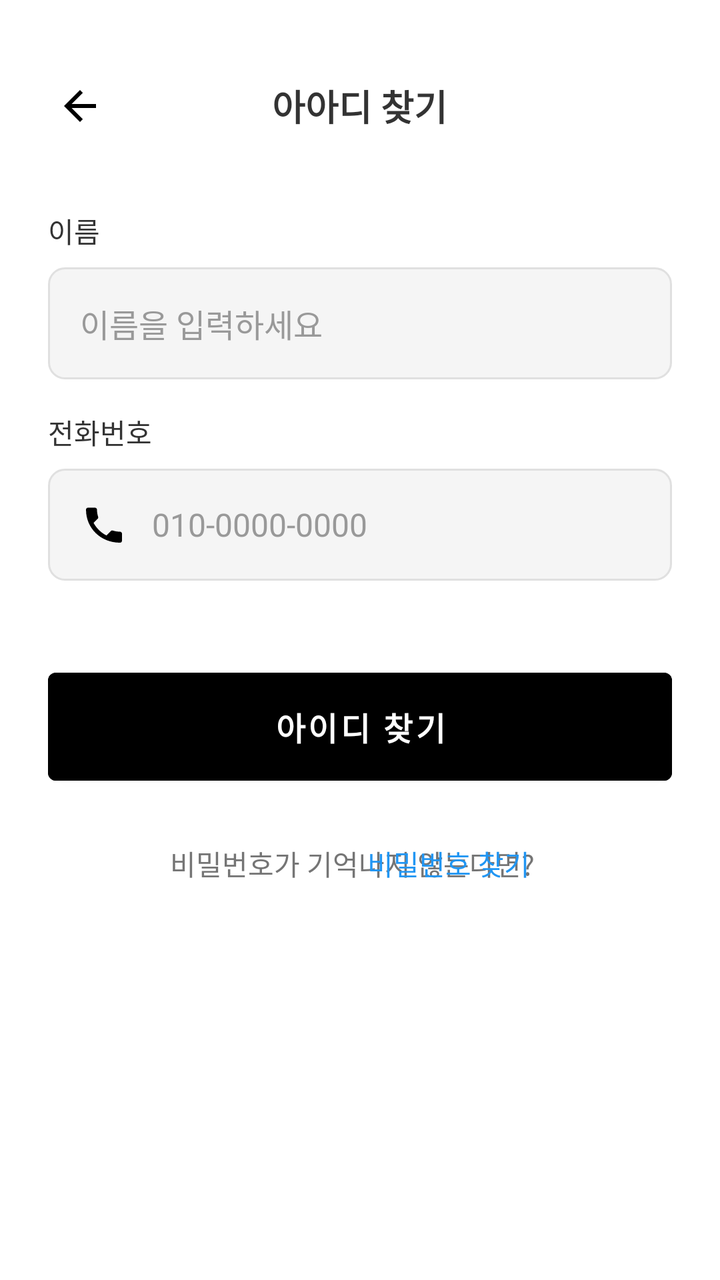
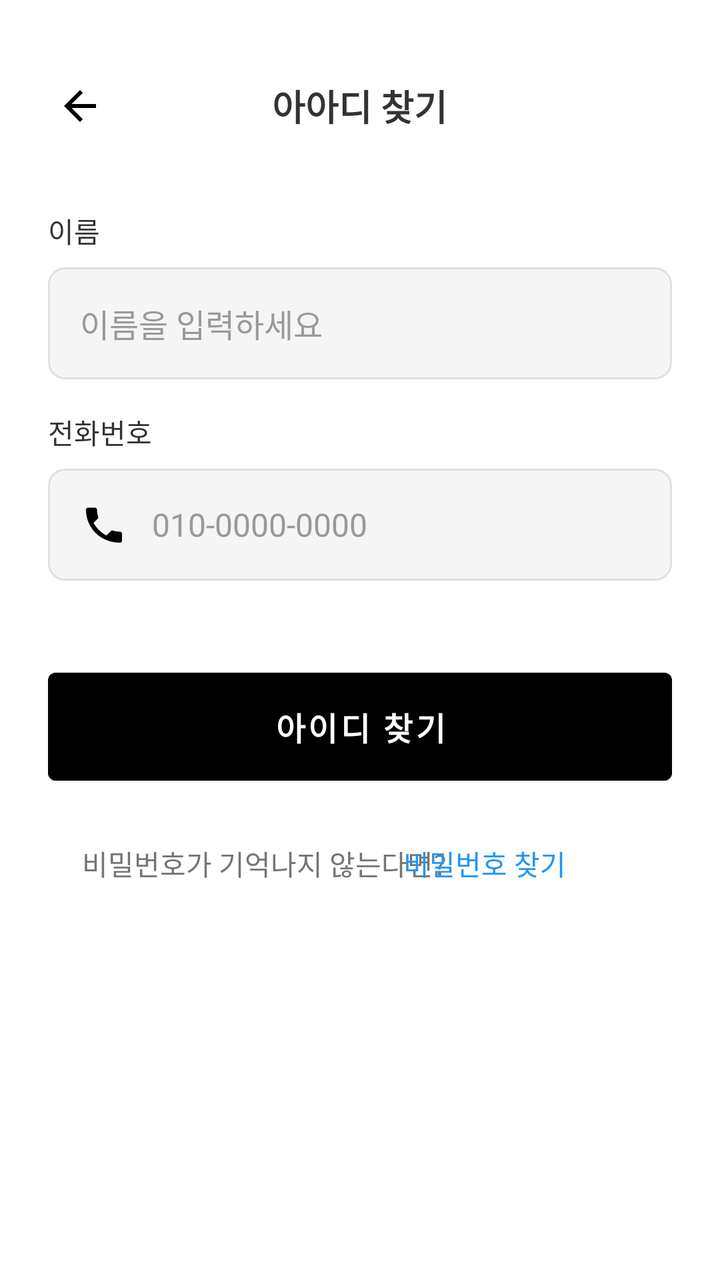

An Android layout rendered at two revisions. The XML below is the earlier revision; the diff shows what the commit changed to produce the second picture.
<!-- AndroidManifest.xml: application theme Theme.Localit -->
<!-- res/layout/activity_find_id.xml -->
<?xml version="1.0" encoding="utf-8"?>
<LinearLayout xmlns:android="http://schemas.android.com/apk/res/android"
    android:layout_width="match_parent"
    android:layout_height="match_parent"
    android:background="@color/white"
    android:orientation="vertical">

    

    <RelativeLayout
        android:layout_width="match_parent"
        android:layout_height="56dp"
        android:layout_marginTop="25dp"
        android:background="@color/white"
        android:paddingHorizontal="16dp">

        <ImageButton
            android:id="@+id/btn_back"
            android:layout_width="48dp"
            android:layout_height="48dp"
            android:layout_centerVertical="true"
            android:background="?android:attr/selectableItemBackgroundBorderless"
            android:src="@drawable/ic_arrow_back" />

        <TextView
            android:layout_width="wrap_content"
            android:layout_height="wrap_content"
            android:layout_centerInParent="true"
            android:text="아아디 찾기"
            android:textColor="@color/text_primary"
            android:textSize="18sp"
            android:textStyle="bold" />
    </RelativeLayout>

    <ScrollView
        android:layout_width="match_parent"
        android:layout_height="0dp"
        android:layout_weight="1">

        <LinearLayout
            android:layout_width="match_parent"
            android:layout_height="match_parent"
            android:orientation="vertical"
            android:padding="24dp">

            
            <TextView
                android:layout_width="wrap_content"
                android:layout_height="wrap_content"
                android:layout_marginBottom="8dp"
                android:text="이름"
                android:textColor="@color/text_primary"
                android:textSize="14sp" />

            <EditText
                android:id="@+id/et_name"
                android:layout_width="match_parent"
                android:layout_height="56dp"
                android:layout_marginBottom="16dp"
                android:background="@drawable/edit_text_background"
                android:hint="이름을 입력하세요"
                android:paddingHorizontal="16dp"
                android:paddingVertical="16dp"
                android:textColor="@color/text_primary"
                android:textColorHint="@color/text_hint"
                android:textSize="16sp" />

            
            <TextView
                android:layout_width="wrap_content"
                android:layout_height="wrap_content"
                android:layout_marginBottom="8dp"
                android:text="전화번호"
                android:textColor="@color/text_primary"
                android:textSize="14sp" />

            <EditText
                android:id="@+id/et_phone"
                android:layout_width="match_parent"
                android:layout_height="56dp"
                android:layout_marginBottom="20dp"
                android:background="@drawable/edit_text_background"
                android:drawableStart="@drawable/ic_phone"
                android:drawablePadding="12dp"
                android:hint="010-0000-0000"
                android:inputType="phone"
                android:paddingHorizontal="16dp"
                android:paddingVertical="16dp"
                android:textColor="@color/text_primary"
                android:textColorHint="@color/text_hint"
                android:textSize="16sp" />

            
            <Button
                android:id="@+id/btn_findId"
                android:layout_width="match_parent"
                android:layout_height="66dp"
                android:layout_marginTop="20dp"
                android:backgroundTint="@color/black"
                android:text="아이디 찾기"
                android:textColor="@color/white"
                android:textSize="16sp"
                android:textStyle="bold" />

            
            <RelativeLayout
                android:layout_width="match_parent"
                android:layout_height="wrap_content"
                android:layout_marginTop="25dp"
                android:background="@color/white"
                android:paddingStart="16dp"
                android:paddingEnd="16dp">

                <TextView
                    android:id="@+id/textView2"
                    android:layout_width="wrap_content"
                    android:layout_height="wrap_content"
                    android:layout_alignParentStart="true"
                    android:layout_marginStart="45dp"
                    android:text="비밀번호가 기억나지 않는다면?"
                    android:textColor="#757575"
                    android:textSize="14sp" />

                <TextView
                    android:id="@+id/btn_newPw"
                    android:layout_width="wrap_content"
                    android:layout_height="wrap_content"
                    android:layout_alignParentEnd="true"
                    android:layout_marginEnd="55dp"
                    android:clickable="true"
                    android:focusable="true"
                    android:text="비밀번호 찾기"
                    android:textColor="#2196F3"
                    android:textSize="14sp"
                    android:textStyle="normal" />
            </RelativeLayout>

        </LinearLayout>
    </ScrollView>
</LinearLayout>
<!-- resources referenced by this layout -->
<resources>
  <color name="black">#000000</color>
  <color name="text_hint">#999999</color>
  <color name="text_primary">#333333</color>
  <color name="white">#FFFFFF</color>
  <!-- drawable edit_text_background (drawable) -->
  <?xml version="1.0" encoding="utf-8"?>
  <shape xmlns:android="http://schemas.android.com/apk/res/android">
      <solid android:color="@color/background_light" />
      <corners android:radius="8dp" />
      <stroke
          android:width="1dp"
          android:color="@color/divider" />
  </shape>
  <!-- drawable ic_arrow_back (drawable) -->
  <vector xmlns:android="http://schemas.android.com/apk/res/android"
      android:width="24dp" android:height="24dp"
      android:viewportWidth="24" android:viewportHeight="24">
      <path
          android:fillColor="#FF000000"
          android:pathData="M20,11H7.83l5.59,-5.59L12,4l-8,8 8,8 1.41,-1.41L7.83,13H20v-2z"/>
  </vector>
  <!-- drawable ic_phone (drawable) -->
  <vector xmlns:android="http://schemas.android.com/apk/res/android"
      android:width="24dp" android:height="24dp"
      android:viewportWidth="24" android:viewportHeight="24">
      <path
          android:fillColor="#FF000000"
          android:pathData="M6.62,10.79c1.44,2.83 3.76,5.15 6.59,6.59l2.2,-2.2c.27,-.27 .67,-.36 1.02,-.24 1.12,.37 2.33,.57 3.57,.57 .55,0 1,.45 1,1v3.5c0,.55 -.45,1 -1,1C10.29,21 3,13.71 3,4.5c0,-.55 .45,-1 1,-1H7.5c.55,0 1,.45 1,1 0,1.24 .2,2.45 .57,3.57 .11,.35 .03,.74 -.25,1.02l-2.2,2.2z"/>
  </vector>
  <style name="Theme.Localit" parent="Theme.MaterialComponents.DayNight.NoActionBar">
          
          <item name="colorPrimary">#000000</item> 
  
          <item name="colorPrimaryVariant">#6B8E6B</item>
          <item name="colorOnPrimary">#333333</item>
      </style>
  <color name="background_light">#F5F5F5</color>
  <color name="divider">#E0E0E0</color>
</resources>

<!-- the commit's change to res/layout/activity_find_id.xml (unified diff, before → after) -->
@@ -20,7 +20,9 @@
             android:layout_height="48dp"
             android:layout_centerVertical="true"
             android:background="?android:attr/selectableItemBackgroundBorderless"
-            android:src="@drawable/ic_arrow_back" />
+            android:src="@drawable/ic_arrow_back"
+            android:contentDescription="뒤로 가기"
+            />
 
         <TextView
             android:layout_width="wrap_content"
@@ -116,7 +118,7 @@
                     android:layout_width="wrap_content"
                     android:layout_height="wrap_content"
                     android:layout_alignParentStart="true"
-                    android:layout_marginStart="45dp"
+                    android:layout_marginStart="1dp"
                     android:text="비밀번호가 기억나지 않는다면?"
                     android:textColor="#757575"
                     android:textSize="14sp" />
@@ -126,9 +128,11 @@
                     android:layout_width="wrap_content"
                     android:layout_height="wrap_content"
                     android:layout_alignParentEnd="true"
-                    android:layout_marginEnd="55dp"
+                    android:layout_marginEnd="37dp"
                     android:clickable="true"
                     android:focusable="true"
+                    android:minWidth="48dp"
+                    android:minHeight="48dp"
                     android:text="비밀번호 찾기"
                     android:textColor="#2196F3"
                     android:textSize="14sp"
